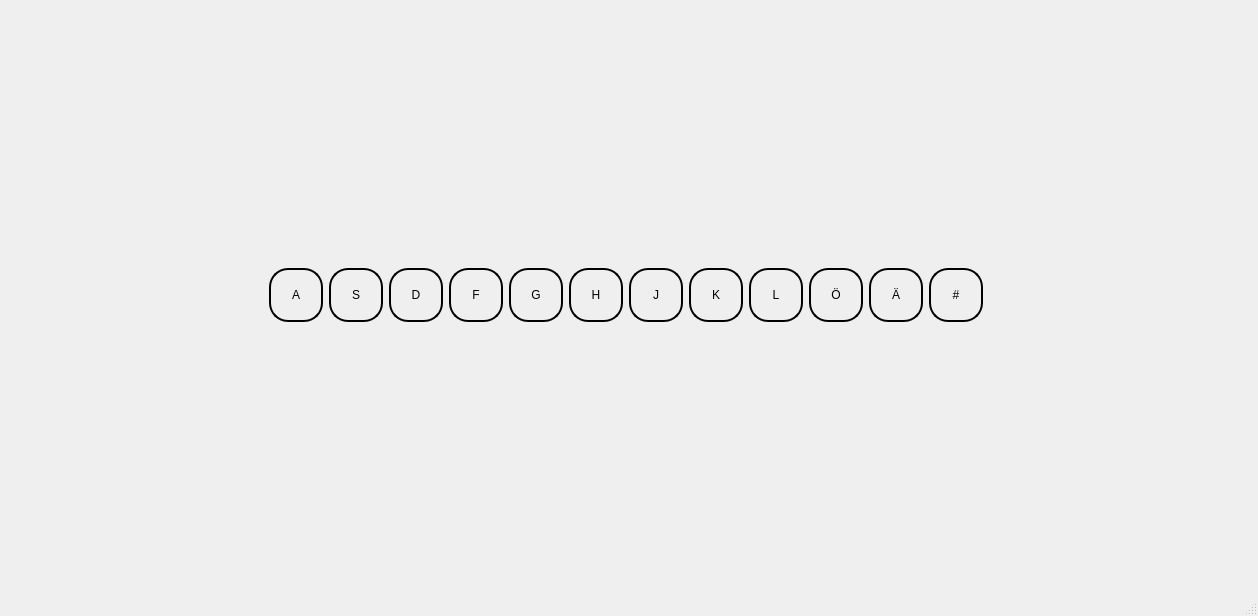
Qt form src/mainwindow.ui (LEMMIIX/audiokeyboard) before a commit.
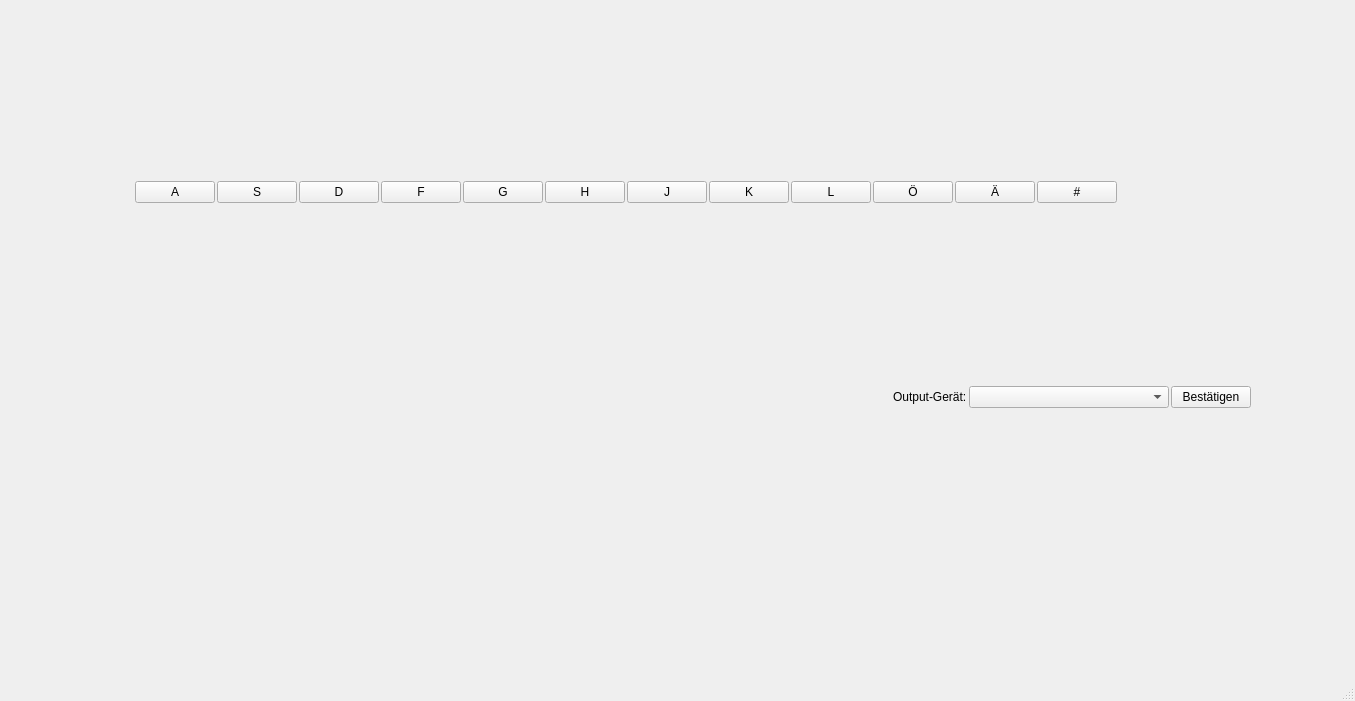
The same form after that commit.

Commit message: verfeinern des Interfaces und hinzufügen eines Grundsetup für Tastenanschlag

Diff of the .ui file:
```diff
--- a/src/mainwindow.ui
+++ b/src/mainwindow.ui
@@ -6,8 +6,8 @@
    <rect>
     <x>0</x>
     <y>0</y>
-    <width>1258</width>
-    <height>616</height>
+    <width>1355</width>
+    <height>701</height>
    </rect>
   </property>
   <property name="windowTitle">
@@ -23,7 +23,10 @@
       <height>591</height>
      </rect>
     </property>
-    <layout class="QVBoxLayout" name="verticalLayout">
+    <layout class="QVBoxLayout" name="verticalLayout" stretch="5,1">
+     <property name="spacing">
+      <number>2</number>
+     </property>
      <item>
       <layout class="QHBoxLayout" name="horizontalLayout">
        <item>
@@ -41,15 +44,6 @@
        </item>
        <item>
         <widget class="QPushButton" name="key_001">
-         <property name="styleSheet">
-          <string notr="true">min-width: 50px;
-max-width: 50px;
-min-height: 50px;
-max-height: 50px;
-border-color: rgb(0, 0, 0);
-border: 2px solid #000000;
-border-radius: 19px;</string>
-         </property>
          <property name="text">
           <string>A</string>
          </property>
@@ -57,15 +51,6 @@
        </item>
        <item>
         <widget class="QPushButton" name="key_002">
-         <property name="styleSheet">
-          <string notr="true">min-width: 50px;
-max-width: 50px;
-min-height: 50px;
-max-height: 50px;
-border-color: rgb(0, 0, 0);
-border: 2px solid #000000;
-border-radius: 19px;</string>
-         </property>
          <property name="text">
           <string>S</string>
          </property>
@@ -73,15 +58,6 @@
        </item>
        <item>
         <widget class="QPushButton" name="key_003">
-         <property name="styleSheet">
-          <string notr="true">min-width: 50px;
-max-width: 50px;
-min-height: 50px;
-max-height: 50px;
-border-color: rgb(0, 0, 0);
-border: 2px solid #000000;
-border-radius: 19px;</string>
-         </property>
          <property name="text">
           <string>D</string>
          </property>
@@ -89,15 +65,6 @@
        </item>
        <item>
         <widget class="QPushButton" name="key_004">
-         <property name="styleSheet">
-          <string notr="true">min-width: 50px;
-max-width: 50px;
-min-height: 50px;
-max-height: 50px;
-border-color: rgb(0, 0, 0);
-border: 2px solid #000000;
-border-radius: 19px;</string>
-         </property>
          <property name="text">
           <string>F</string>
          </property>
@@ -105,15 +72,6 @@
        </item>
        <item>
         <widget class="QPushButton" name="key_005">
-         <property name="styleSheet">
-          <string notr="true">min-width: 50px;
-max-width: 50px;
-min-height: 50px;
-max-height: 50px;
-border-color: rgb(0, 0, 0);
-border: 2px solid #000000;
-border-radius: 19px;</string>
-         </property>
          <property name="text">
           <string>G</string>
          </property>
@@ -121,15 +79,6 @@
        </item>
        <item>
         <widget class="QPushButton" name="key_006">
-         <property name="styleSheet">
-          <string notr="true">min-width: 50px;
-max-width: 50px;
-min-height: 50px;
-max-height: 50px;
-border-color: rgb(0, 0, 0);
-border: 2px solid #000000;
-border-radius: 19px;</string>
-         </property>
          <property name="text">
           <string>H</string>
          </property>
@@ -137,15 +86,6 @@
        </item>
        <item>
         <widget class="QPushButton" name="key_007">
-         <property name="styleSheet">
-          <string notr="true">min-width: 50px;
-max-width: 50px;
-min-height: 50px;
-max-height: 50px;
-border-color: rgb(0, 0, 0);
-border: 2px solid #000000;
-border-radius: 19px;</string>
-         </property>
          <property name="text">
           <string>J</string>
          </property>
@@ -153,15 +93,6 @@
        </item>
        <item>
         <widget class="QPushButton" name="key_008">
-         <property name="styleSheet">
-          <string notr="true">min-width: 50px;
-max-width: 50px;
-min-height: 50px;
-max-height: 50px;
-border-color: rgb(0, 0, 0);
-border: 2px solid #000000;
-border-radius: 19px;</string>
-         </property>
          <property name="text">
           <string>K</string>
          </property>
@@ -169,15 +100,6 @@
        </item>
        <item>
         <widget class="QPushButton" name="key_009">
-         <property name="styleSheet">
-          <string notr="true">min-width: 50px;
-max-width: 50px;
-min-height: 50px;
-max-height: 50px;
-border-color: rgb(0, 0, 0);
-border: 2px solid #000000;
-border-radius: 19px;</string>
-         </property>
          <property name="text">
           <string>L</string>
          </property>
@@ -185,15 +107,6 @@
        </item>
        <item>
         <widget class="QPushButton" name="key_010">
-         <property name="styleSheet">
-          <string notr="true">min-width: 50px;
-max-width: 50px;
-min-height: 50px;
-max-height: 50px;
-border-color: rgb(0, 0, 0);
-border: 2px solid #000000;
-border-radius: 19px;</string>
-         </property>
          <property name="text">
           <string>Ö</string>
          </property>
@@ -201,15 +114,6 @@
        </item>
        <item>
         <widget class="QPushButton" name="key_011">
-         <property name="styleSheet">
-          <string notr="true">min-width: 50px;
-max-width: 50px;
-min-height: 50px;
-max-height: 50px;
-border-color: rgb(0, 0, 0);
-border: 2px solid #000000;
-border-radius: 19px;</string>
-         </property>
          <property name="text">
           <string>Ä</string>
          </property>
@@ -217,15 +121,6 @@
        </item>
        <item>
         <widget class="QPushButton" name="key_012">
-         <property name="styleSheet">
-          <string notr="true">min-width: 50px;
-max-width: 50px;
-min-height: 50px;
-max-height: 50px;
-border-color: rgb(0, 0, 0);
-border: 2px solid #000000;
-border-radius: 19px;</string>
-         </property>
          <property name="text">
           <string>#</string>
          </property>
@@ -246,6 +141,47 @@
        </item>
       </layout>
      </item>
+     <item>
+      <layout class="QHBoxLayout" name="horizontalLayout_2">
+       <item>
+        <spacer name="horizontalSpacer">
+         <property name="orientation">
+          <enum>Qt::Orientation::Horizontal</enum>
+         </property>
+         <property name="sizeHint" stdset="0">
+          <size>
+           <width>30</width>
+           <height>20</height>
+          </size>
+         </property>
+        </spacer>
+       </item>
+       <item>
+        <widget class="QLabel" name="label">
+         <property name="text">
+          <string>Output-Gerät:</string>
+         </property>
+        </widget>
+       </item>
+       <item>
+        <widget class="QComboBox" name="comboBox">
+         <property name="minimumSize">
+          <size>
+           <width>200</width>
+           <height>0</height>
+          </size>
+         </property>
+        </widget>
+       </item>
+       <item>
+        <widget class="QPushButton" name="pushButton">
+         <property name="text">
+          <string>Bestätigen</string>
+         </property>
+        </widget>
+       </item>
+      </layout>
+     </item>
     </layout>
    </widget>
   </widget>
```
The commit also changes 7 other files.
